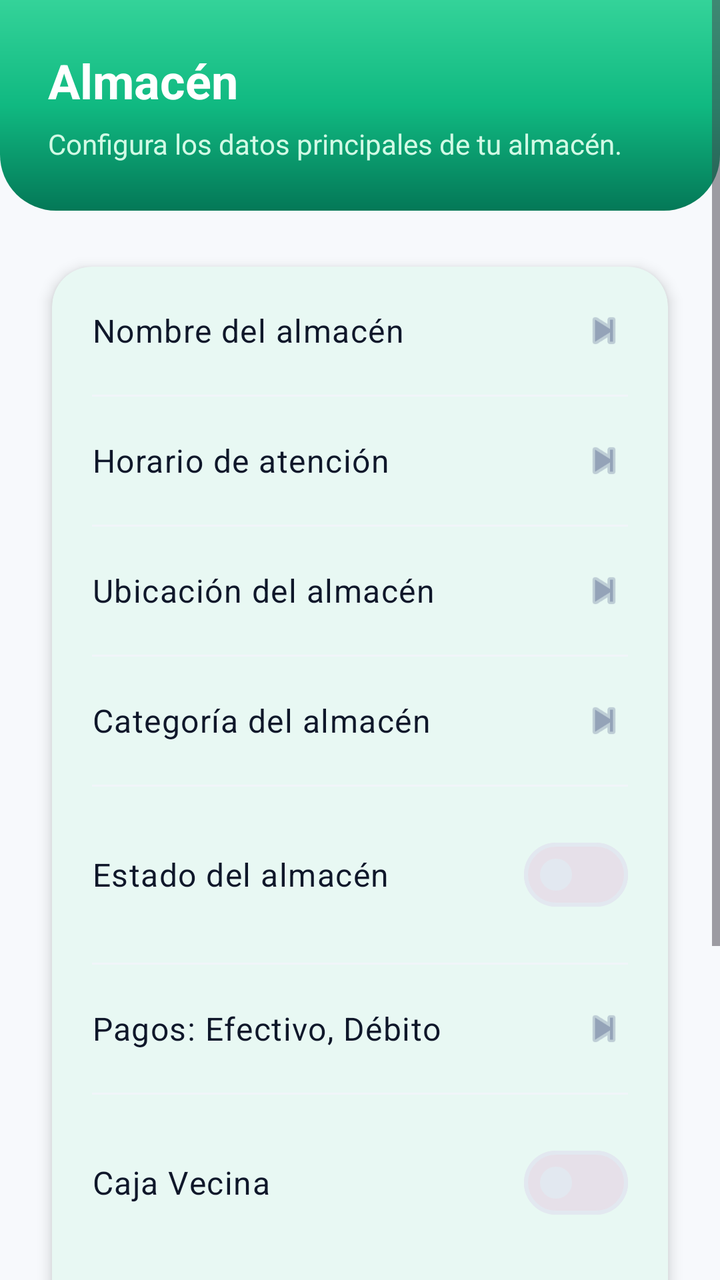
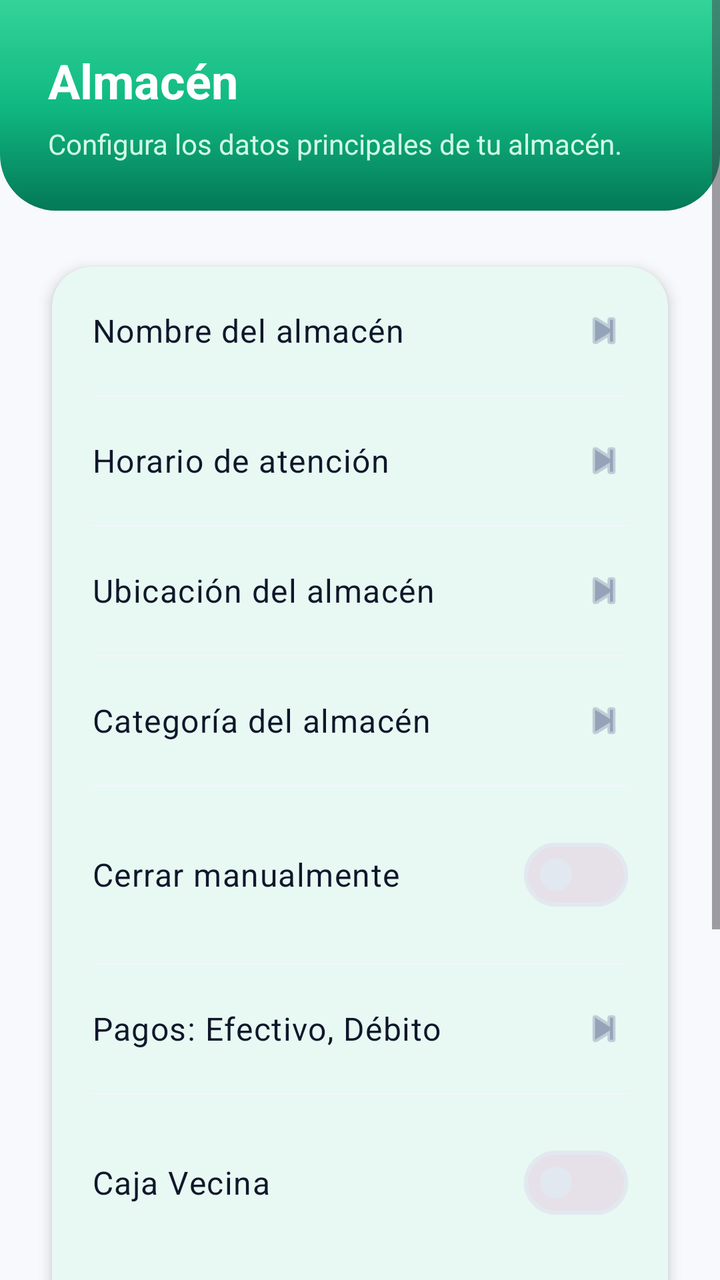

Screens rendered from an Android XML layout before and after an edit, with the pre-edit source and the edit as a unified diff.
<!-- AndroidManifest.xml: application theme Theme.RutaAlmacen -->
<!-- res/layout/layout_drawer_almacen.xml -->
<?xml version="1.0" encoding="utf-8"?>
<ScrollView xmlns:android="http://schemas.android.com/apk/res/android"
    xmlns:app="http://schemas.android.com/apk/res-auto"
    android:layout_width="match_parent"
    android:layout_height="match_parent"
    android:background="@color/fondo_app"
    android:fillViewport="true">

    <LinearLayout
        android:layout_width="match_parent"
        android:layout_height="wrap_content"
        android:orientation="vertical">

        
        <LinearLayout
            android:layout_width="match_parent"
            android:layout_height="wrap_content"
            android:background="@drawable/bg_header_gradient"
            android:gravity="center_vertical"
            android:orientation="vertical"
            android:padding="@dimen/espacio_xl">

            <TextView
                android:layout_width="wrap_content"
                android:layout_height="wrap_content"
                android:text="Almacén"
                android:textColor="@android:color/white"
                android:textSize="@dimen/texto_titulo_xl"
                android:textStyle="bold" />

            <TextView
                android:layout_width="wrap_content"
                android:layout_height="wrap_content"
                android:layout_marginTop="@dimen/espacio_xs"
                android:text="Configura los datos principales de tu almacén."
                android:textColor="@color/colorPrimaryLight"
                android:textSize="@dimen/texto_cuerpo_md" />
        </LinearLayout>

        
        <com.google.android.material.card.MaterialCardView
            android:layout_width="match_parent"
            android:layout_height="wrap_content"
            android:layout_margin="@dimen/espacio_md"
            app:cardCornerRadius="@dimen/radio_card"
            app:cardElevation="@dimen/elevacion_card">

            <LinearLayout
                android:layout_width="match_parent"
                android:layout_height="wrap_content"
                android:orientation="vertical">

                
                <LinearLayout
                    android:id="@+id/drawer_nombre_almacen"
                    android:layout_width="match_parent"
                    android:layout_height="wrap_content"
                    android:background="?attr/selectableItemBackground"
                    android:clickable="true"
                    android:focusable="true"
                    android:gravity="center_vertical"
                    android:orientation="horizontal"
                    android:padding="@dimen/espacio_lg">

                    <TextView
                        android:layout_width="0dp"
                        android:layout_height="wrap_content"
                        android:layout_weight="1"
                        android:text="Nombre del almacén"
                        android:textAppearance="@style/TextAppearance.RutaAlmacen.Vendedor.BodyMedium"
                        android:textColor="@color/texto_principal" />

                    <ImageView
                        android:layout_width="@dimen/ancho_icono"
                        android:layout_height="@dimen/ancho_icono"
                        android:contentDescription="@null"
                        android:src="@android:drawable/ic_media_next"
                        app:tint="@color/texto_terciario" />
                </LinearLayout>

                <View
                    android:layout_width="match_parent"
                    android:layout_height="1dp"
                    android:layout_marginHorizontal="@dimen/espacio_lg"
                    android:background="@color/divisor" />

                
                <LinearLayout
                    android:id="@+id/drawer_horario_almacen"
                    android:layout_width="match_parent"
                    android:layout_height="wrap_content"
                    android:background="?attr/selectableItemBackground"
                    android:clickable="true"
                    android:focusable="true"
                    android:gravity="center_vertical"
                    android:orientation="horizontal"
                    android:padding="@dimen/espacio_lg">

                    <TextView
                        android:layout_width="0dp"
                        android:layout_height="wrap_content"
                        android:layout_weight="1"
                        android:text="Horario de atención"
                        android:textAppearance="@style/TextAppearance.RutaAlmacen.Vendedor.BodyMedium"
                        android:textColor="@color/texto_principal" />

                    <ImageView
                        android:layout_width="@dimen/ancho_icono"
                        android:layout_height="@dimen/ancho_icono"
                        android:contentDescription="@null"
                        android:src="@android:drawable/ic_media_next"
                        app:tint="@color/texto_terciario" />
                </LinearLayout>

                <View
                    android:layout_width="match_parent"
                    android:layout_height="1dp"
                    android:layout_marginHorizontal="@dimen/espacio_lg"
                    android:background="@color/divisor" />

                
                <LinearLayout
                    android:id="@+id/drawer_ubicacion_almacen"
                    android:layout_width="match_parent"
                    android:layout_height="wrap_content"
                    android:background="?attr/selectableItemBackground"
                    android:clickable="true"
                    android:focusable="true"
                    android:gravity="center_vertical"
                    android:orientation="horizontal"
                    android:padding="@dimen/espacio_lg">

                    <TextView
                        android:layout_width="0dp"
                        android:layout_height="wrap_content"
                        android:layout_weight="1"
                        android:text="Ubicación del almacén"
                        android:textAppearance="@style/TextAppearance.RutaAlmacen.Vendedor.BodyMedium"
                        android:textColor="@color/texto_principal" />

                    <ImageView
                        android:layout_width="@dimen/ancho_icono"
                        android:layout_height="@dimen/ancho_icono"
                        android:contentDescription="@null"
                        android:src="@android:drawable/ic_media_next"
                        app:tint="@color/texto_terciario" />
                </LinearLayout>

                <View
                    android:layout_width="match_parent"
                    android:layout_height="1dp"
                    android:layout_marginHorizontal="@dimen/espacio_lg"
                    android:background="@color/divisor" />

                
                <LinearLayout
                    android:id="@+id/drawer_categoria_almacen"
                    android:layout_width="match_parent"
                    android:layout_height="wrap_content"
                    android:background="?attr/selectableItemBackground"
                    android:clickable="true"
                    android:focusable="true"
                    android:gravity="center_vertical"
                    android:orientation="horizontal"
                    android:padding="@dimen/espacio_lg">

                    <TextView
                        android:layout_width="0dp"
                        android:layout_height="wrap_content"
                        android:layout_weight="1"
                        android:text="Categoría del almacén"
                        android:textAppearance="@style/TextAppearance.RutaAlmacen.Vendedor.BodyMedium"
                        android:textColor="@color/texto_principal" />

                    <ImageView
                        android:layout_width="@dimen/ancho_icono"
                        android:layout_height="@dimen/ancho_icono"
                        android:contentDescription="@null"
                        android:src="@android:drawable/ic_media_next"
                        app:tint="@color/texto_terciario" />
                </LinearLayout>

                <View
                    android:layout_width="match_parent"
                    android:layout_height="1dp"
                    android:layout_marginHorizontal="@dimen/espacio_lg"
                    android:background="@color/divisor" />

                
                <LinearLayout
                    android:id="@+id/drawer_estado_almacen"
                    android:layout_width="match_parent"
                    android:layout_height="wrap_content"
                    android:background="?attr/selectableItemBackground"
                    android:clickable="true"
                    android:focusable="true"
                    android:gravity="center_vertical"
                    android:orientation="horizontal"
                    android:padding="@dimen/espacio_lg">

                    <TextView
                        android:layout_width="0dp"
                        android:layout_height="wrap_content"
                        android:layout_weight="1"
                        android:text="Estado del almacén"
                        android:textAppearance="@style/TextAppearance.RutaAlmacen.Vendedor.BodyMedium"
                        android:textColor="@color/texto_principal" />

                    <com.google.android.material.materialswitch.MaterialSwitch
                        android:id="@+id/drawer_switch_estado_almacen"
                        android:layout_width="wrap_content"
                        android:layout_height="wrap_content"
                        android:clickable="false"
                        android:focusable="false" />
                </LinearLayout>

                <View
                    android:layout_width="match_parent"
                    android:layout_height="1dp"
                    android:layout_marginHorizontal="@dimen/espacio_lg"
                    android:background="@color/divisor" />

                
                <LinearLayout
                    android:id="@+id/drawer_metodos_pago"
                    android:layout_width="match_parent"
                    android:layout_height="wrap_content"
                    android:background="?attr/selectableItemBackground"
                    android:clickable="true"
                    android:focusable="true"
                    android:gravity="center_vertical"
                    android:orientation="horizontal"
                    android:padding="@dimen/espacio_lg">

                    <TextView
                        android:id="@+id/drawer_texto_metodos_pago"
                        android:layout_width="0dp"
                        android:layout_height="wrap_content"
                        android:layout_weight="1"
                        android:text="Pagos: Efectivo, Débito"
                        android:textAppearance="@style/TextAppearance.RutaAlmacen.Vendedor.BodyMedium"
                        android:textColor="@color/texto_principal" />

                    <ImageView
                        android:layout_width="@dimen/ancho_icono"
                        android:layout_height="@dimen/ancho_icono"
                        android:contentDescription="@null"
                        android:src="@android:drawable/ic_media_next"
                        app:tint="@color/texto_terciario" />
                </LinearLayout>

                <View
                    android:layout_width="match_parent"
                    android:layout_height="1dp"
                    android:layout_marginHorizontal="@dimen/espacio_lg"
                    android:background="@color/divisor" />

                
                <LinearLayout
                    android:id="@+id/drawer_caja_vecina"
                    android:layout_width="match_parent"
                    android:layout_height="wrap_content"
                    android:background="?attr/selectableItemBackground"
                    android:clickable="true"
                    android:focusable="true"
                    android:gravity="center_vertical"
                    android:orientation="horizontal"
                    android:padding="@dimen/espacio_lg">

                    <TextView
                        android:layout_width="0dp"
                        android:layout_height="wrap_content"
                        android:layout_weight="1"
                        android:text="Caja Vecina"
                        android:textAppearance="@style/TextAppearance.RutaAlmacen.Vendedor.BodyMedium"
                        android:textColor="@color/texto_principal" />

                    <com.google.android.material.materialswitch.MaterialSwitch
                        android:id="@+id/drawer_switch_caja_vecina"
                        android:layout_width="wrap_content"
                        android:layout_height="wrap_content"
                        android:clickable="false"
                        android:focusable="false" />
                </LinearLayout>

                
                <LinearLayout
                    android:id="@+id/drawer_saldo_caja_vecina"
                    android:layout_width="match_parent"
                    android:layout_height="wrap_content"
                    android:background="?attr/selectableItemBackground"
                    android:clickable="true"
                    android:focusable="true"
                    android:gravity="center_vertical"
                    android:orientation="horizontal"
                    android:paddingHorizontal="@dimen/espacio_lg"
                    android:paddingVertical="@dimen/espacio_md">

                    <LinearLayout
                        android:layout_width="0dp"
                        android:layout_height="wrap_content"
                        android:layout_weight="1"
                        android:orientation="vertical">

                        <TextView
                            android:layout_width="wrap_content"
                            android:layout_height="wrap_content"
                            android:text="Saldo disponible"
                            android:textAppearance="@style/TextAppearance.RutaAlmacen.Vendedor.BodySmall" />

                        <TextView
                            android:id="@+id/drawer_texto_saldo_caja_vecina"
                            android:layout_width="wrap_content"
                            android:layout_height="wrap_content"
                            android:text="$0"
                            android:textAppearance="@style/TextAppearance.RutaAlmacen.Vendedor.BodyMedium"
                            android:textColor="@color/colorPrimary"
                            android:textStyle="bold" />
                    </LinearLayout>

                    <ImageView
                        android:layout_width="@dimen/ancho_icono"
                        android:layout_height="@dimen/ancho_icono"
                        android:contentDescription="Editar saldo"
                        android:src="@android:drawable/ic_menu_edit"
                        app:tint="@color/texto_terciario" />
                </LinearLayout>

                <View
                    android:layout_width="match_parent"
                    android:layout_height="1dp"
                    android:layout_marginHorizontal="@dimen/espacio_lg"
                    android:background="@color/divisor" />

                
                <LinearLayout
                    android:id="@+id/drawer_block_notas"
                    android:layout_width="match_parent"
                    android:layout_height="wrap_content"
                    android:background="?attr/selectableItemBackground"
                    android:clickable="true"
                    android:focusable="true"
                    android:gravity="center_vertical"
                    android:orientation="horizontal"
                    android:padding="@dimen/espacio_lg">

                    <ImageView
                        android:layout_width="@dimen/ancho_icono"
                        android:layout_height="@dimen/ancho_icono"
                        android:layout_marginEnd="@dimen/espacio_md"
                        android:contentDescription="@null"
                        android:src="@drawable/ic_notes"
                        app:tint="@color/colorPrimary" />

                    <TextView
                        android:layout_width="0dp"
                        android:layout_height="wrap_content"
                        android:layout_weight="1"
                        android:text="Ver Block de Notas"
                        android:textAppearance="@style/TextAppearance.RutaAlmacen.Vendedor.BodyMedium"
                        android:textColor="@color/texto_principal" />

                    <ImageView
                        android:layout_width="@dimen/ancho_icono"
                        android:layout_height="@dimen/ancho_icono"
                        android:contentDescription="@null"
                        android:src="@drawable/ic_chevron_right"
                        app:tint="@color/texto_terciario" />
                </LinearLayout>

                <View
                    android:layout_width="match_parent"
                    android:layout_height="1dp"
                    android:layout_marginHorizontal="@dimen/espacio_lg"
                    android:background="@color/divisor" />

                
                <LinearLayout
                    android:id="@+id/drawer_ver_como_comprador"
                    android:layout_width="match_parent"
                    android:layout_height="wrap_content"
                    android:background="?attr/selectableItemBackground"
                    android:clickable="true"
                    android:focusable="true"
                    android:gravity="center_vertical"
                    android:orientation="horizontal"
                    android:padding="@dimen/espacio_lg">

                    <ImageView
                        android:layout_width="@dimen/ancho_icono"
                        android:layout_height="@dimen/ancho_icono"
                        android:layout_marginEnd="@dimen/espacio_md"
                        android:contentDescription="@null"
                        android:src="@android:drawable/ic_menu_search"
                        app:tint="@color/colorPrimary" />

                    <TextView
                        android:layout_width="0dp"
                        android:layout_height="wrap_content"
                        android:layout_weight="1"
                        android:text="Ver como Comprador"
                        android:textAppearance="@style/TextAppearance.RutaAlmacen.Vendedor.BodyMedium"
                        android:textColor="@color/texto_principal" />

                    <ImageView
                        android:layout_width="@dimen/ancho_icono"
                        android:layout_height="@dimen/ancho_icono"
                        android:contentDescription="@null"
                        android:src="@drawable/ic_chevron_right"
                        app:tint="@color/texto_terciario" />
                </LinearLayout>
            </LinearLayout>
        </com.google.android.material.card.MaterialCardView>
    </LinearLayout>
</ScrollView>
<!-- resources referenced by this layout -->
<resources>
  <color name="colorPrimary">#FF10B981</color>
  <color name="colorPrimaryLight">#FFD1FAE5</color>
  <color name="divisor">#FFF1F5F9</color>
  <color name="fondo_app">#FFF7F9FC</color>
  <color name="texto_principal">#FF0F172A</color>
  <color name="texto_terciario">#FF94A3B8</color>
  <dimen name="ancho_icono">24dp</dimen>
  <dimen name="elevacion_card">4dp</dimen>
  <dimen name="espacio_lg">20dp</dimen>
  <dimen name="espacio_md">16dp</dimen>
  <dimen name="espacio_xl">24dp</dimen>
  <dimen name="espacio_xs">6dp</dimen>
  <dimen name="radio_card">20dp</dimen>
  <dimen name="texto_cuerpo_md">14sp</dimen>
  <dimen name="texto_titulo_xl">24sp</dimen>
  <!-- drawable bg_header_gradient (drawable) -->
  <?xml version="1.0" encoding="utf-8"?>
  <shape xmlns:android="http://schemas.android.com/apk/res/android"
      android:shape="rectangle">
      <gradient
          android:angle="145"
          android:startColor="#34D399"
          android:centerColor="#10B981"
          android:endColor="#047857"
          android:type="linear" />
      <corners
          android:bottomLeftRadius="28dp"
          android:bottomRightRadius="28dp" />
  </shape>
  <!-- drawable ic_chevron_right (drawable) -->
  <vector xmlns:android="http://schemas.android.com/apk/res/android"
      android:width="24dp"
      android:height="24dp"
      android:viewportWidth="24"
      android:viewportHeight="24"
      android:tint="?attr/colorOnSurface">
      <path
          android:fillColor="@android:color/white"
          android:pathData="M10,6L8.59,7.41 13.17,12l-4.58,4.59L10,18l6,-6z" />
  </vector>
  <!-- drawable ic_notes (drawable) -->
  <vector xmlns:android="http://schemas.android.com/apk/res/android"
      android:width="24dp"
      android:height="24dp"
      android:viewportWidth="24"
      android:viewportHeight="24"
      android:tint="?attr/colorOnSurface">
      <path
          android:fillColor="@android:color/white"
          android:pathData="M19,3H5C3.9,3 3,3.9 3,5v14c0,1.1 0.9,2 2,2h14c1.1,0 2,-0.9 2,-2V5C21,3.9 20.1,3 19,3zM10,17H7v-2h3V17zM17,13H7v-2h10V13zM17,9H7V7h10V9z" />
  </vector>
  <style name="TextAppearance.RutaAlmacen.Vendedor.BodyMedium" parent="TextAppearance.Material3.BodyLarge">
          <item name="android:textSize">@dimen/texto_cuerpo_lg</item>
          <item name="android:textColor">@color/texto_secundario</item>
      </style>
  <style name="TextAppearance.RutaAlmacen.Vendedor.BodySmall" parent="TextAppearance.Material3.BodySmall">
          <item name="android:textSize">@dimen/texto_cuerpo_md</item>
          <item name="android:textColor">@color/texto_terciario</item>
      </style>
  <style name="Theme.RutaAlmacen" parent="Base.Theme.RutaAlmacen" />
  <dimen name="texto_cuerpo_lg">16sp</dimen>
  <color name="texto_secundario">#FF475569</color>
  <color name="colorOnPrimary">#FFFFFFFF</color>
  <color name="texto_en_pastel">#FF0F766E</color>
  <color name="colorSecondary">#FFF59E0B</color>
  <color name="colorOnSecondary">#FFFFFFFF</color>
  <color name="colorSecondaryLight">#FFFEF3C7</color>
  <color name="colorTertiary">#FF6366F1</color>
  <color name="colorTertiaryLight">#FFE0E7FF</color>
  <color name="colorAccent">#FFEF4444</color>
  <color name="colorAccentLight">#FFFEE2E2</color>
  <color name="fondo_card">#FFFFFFFF</color>
  <color name="borde_sutil">#FFE2E8F0</color>
  <style name="Widget.RutaAlmacen.CardView" parent="Widget.Material3.CardView.Filled">
          <item name="cardCornerRadius">@dimen/radio_card</item>
          <item name="cardElevation">@dimen/elevacion_card</item>
          <item name="cardBackgroundColor">@color/fondo_card</item>
          <item name="strokeWidth">0dp</item>
          <item name="cardUseCompatPadding">true</item>
      </style>
  <dimen name="radio_boton">24dp</dimen>
  <dimen name="alto_boton">56dp</dimen>
  <dimen name="texto_titulo_sm">16sp</dimen>
  <dimen name="radio_input">14dp</dimen>
  <!-- unchanged entries left out for length: 3 -->
</resources>

<!-- the commit's change to res/layout/layout_drawer_almacen.xml (unified diff, before → after) -->
@@ -202,7 +202,7 @@
                         android:layout_width="0dp"
                         android:layout_height="wrap_content"
                         android:layout_weight="1"
-                        android:text="Estado del almacén"
+                        android:text="Cerrar manualmente"
                         android:textAppearance="@style/TextAppearance.RutaAlmacen.Vendedor.BodyMedium"
                         android:textColor="@color/texto_principal" />
 
@@ -285,45 +285,30 @@
 
                 
                 <LinearLayout
-                    android:id="@+id/drawer_saldo_caja_vecina"
-                    android:layout_width="match_parent"
-                    android:layout_height="wrap_content"
-                    android:background="?attr/selectableItemBackground"
-                    android:clickable="true"
-                    android:focusable="true"
-                    android:gravity="center_vertical"
-                    android:orientation="horizontal"
-                    android:paddingHorizontal="@dimen/espacio_lg"
-                    android:paddingVertical="@dimen/espacio_md">
-
-                    <LinearLayout
-                        android:layout_width="0dp"
-                        android:layout_height="wrap_content"
-                        android:layout_weight="1"
-                        android:orientation="vertical">
-
-                        <TextView
-                            android:layout_width="wrap_content"
-                            android:layout_height="wrap_content"
-                            android:text="Saldo disponible"
-                            android:textAppearance="@style/TextAppearance.RutaAlmacen.Vendedor.BodySmall" />
-
-                        <TextView
-                            android:id="@+id/drawer_texto_saldo_caja_vecina"
-                            android:layout_width="wrap_content"
-                            android:layout_height="wrap_content"
-                            android:text="$0"
-                            android:textAppearance="@style/TextAppearance.RutaAlmacen.Vendedor.BodyMedium"
-                            android:textColor="@color/colorPrimary"
-                            android:textStyle="bold" />
-                    </LinearLayout>
-
-                    <ImageView
-                        android:layout_width="@dimen/ancho_icono"
-                        android:layout_height="@dimen/ancho_icono"
-                        android:contentDescription="Editar saldo"
-                        android:src="@android:drawable/ic_menu_edit"
-                        app:tint="@color/texto_terciario" />
+                    android:id="@+id/drawer_cupo_disponible"
+                    android:layout_width="match_parent"
+                    android:layout_height="wrap_content"
+                    android:background="?attr/selectableItemBackground"
+                    android:clickable="true"
+                    android:focusable="true"
+                    android:gravity="center_vertical"
+                    android:orientation="horizontal"
+                    android:padding="@dimen/espacio_lg">
+
+                    <TextView
+                        android:layout_width="0dp"
+                        android:layout_height="wrap_content"
+                        android:layout_weight="1"
+                        android:text="Cupo disponible"
+                        android:textAppearance="@style/TextAppearance.RutaAlmacen.Vendedor.BodyMedium"
+                        android:textColor="@color/texto_principal" />
+
+                    <com.google.android.material.materialswitch.MaterialSwitch
+                        android:id="@+id/drawer_switch_cupo_disponible"
+                        android:layout_width="wrap_content"
+                        android:layout_height="wrap_content"
+                        android:clickable="false"
+                        android:focusable="false" />
                 </LinearLayout>
 
                 <View
<!-- resource entries referenced after the edit -->
@@ -55,10 +55,6 @@
           <item name="android:textSize">@dimen/texto_cuerpo_lg</item>
           <item name="android:textColor">@color/texto_secundario</item>
       </style>
-  <style name="TextAppearance.RutaAlmacen.Vendedor.BodySmall" parent="TextAppearance.Material3.BodySmall">
-          <item name="android:textSize">@dimen/texto_cuerpo_md</item>
-          <item name="android:textColor">@color/texto_terciario</item>
-      </style>
   <style name="Theme.RutaAlmacen" parent="Base.Theme.RutaAlmacen" />
   <dimen name="texto_cuerpo_lg">16sp</dimen>
   <color name="texto_secundario">#FF475569</color>
